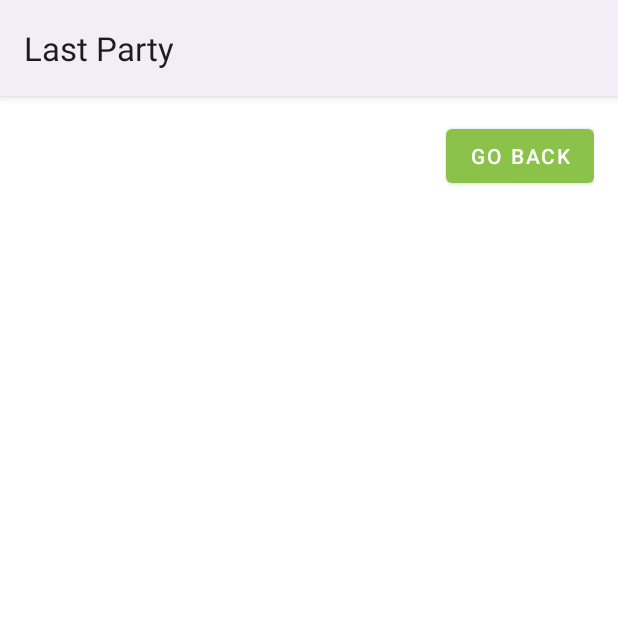
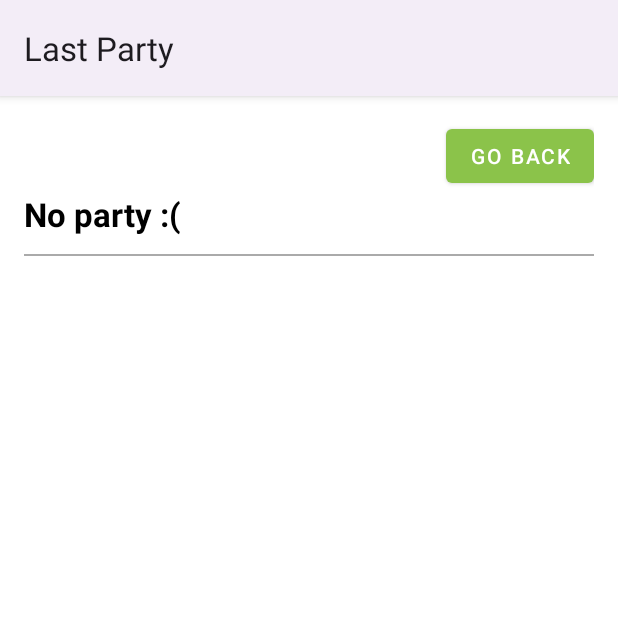
Before and after one commit to nikFinogenov/AlcoApp, an Android app: the LastParty screen opened directly, with no data from a screen before it, on a phone screen of 412 x 824 dp, the top half of it. Run offline under Robolectric (Android 15) with nearby library versions, the phone set to English and light mode, and no system bars; 2 statements that could not run were skipped.

Commit message:
release 1.0.01

```diff
--- a/app/src/main/res/layout/activity_last_party.xml
+++ b/app/src/main/res/layout/activity_last_party.xml
@@ -1,18 +1,45 @@
 <?xml version="1.0" encoding="utf-8"?>
-<androidx.constraintlayout.widget.ConstraintLayout xmlns:android="http://schemas.android.com/apk/res/android"
-    xmlns:app="http://schemas.android.com/apk/res-auto"
+<LinearLayout xmlns:android="http://schemas.android.com/apk/res/android"
     xmlns:tools="http://schemas.android.com/tools"
     android:layout_width="match_parent"
     android:layout_height="match_parent"
+    android:orientation="vertical"
+    android:padding="16dp"
     tools:context=".LastParty">
 
     <Button
         android:id="@+id/goBack"
         android:layout_width="wrap_content"
         android:layout_height="wrap_content"
-        android:layout_marginStart="160dp"
-        android:layout_marginTop="341dp"
-        android:text="go back"
-        app:layout_constraintStart_toStartOf="parent"
-        app:layout_constraintTop_toTopOf="parent" />
-</androidx.constraintlayout.widget.ConstraintLayout>
+        android:text="Go Back"
+        android:layout_gravity="end"
+        style="@style/Widget.MaterialComponents.Button"/>
+
+    <TextView
+        android:id="@+id/dateParty"
+        android:layout_width="wrap_content"
+        android:layout_height="wrap_content"
+        android:text="No party :("
+        android:textSize="22sp"
+        android:textStyle="bold"
+        android:layout_marginBottom="8dp"/>
+    <View
+        android:id="@+id/dateLine"
+        android:layout_width="match_parent"
+        android:layout_height="1dp"
+        android:background="@android:color/darker_gray"
+        android:layout_marginTop="4dp"
+        android:layout_marginBottom="4dp" />
+
+    <ScrollView
+        android:layout_width="match_parent"
+        android:layout_height="0dp"
+        android:layout_weight="1">
+
+        <LinearLayout
+            android:id="@+id/drinkContainer"
+            android:layout_width="match_parent"
+            android:layout_height="wrap_content"
+            android:orientation="vertical"/>
+    </ScrollView>
+</LinearLayout>
```
Also changed, not shown: app/src/main/java/com/example/iamnotalcoholic/LastParty.java (+46 -8 lines).
